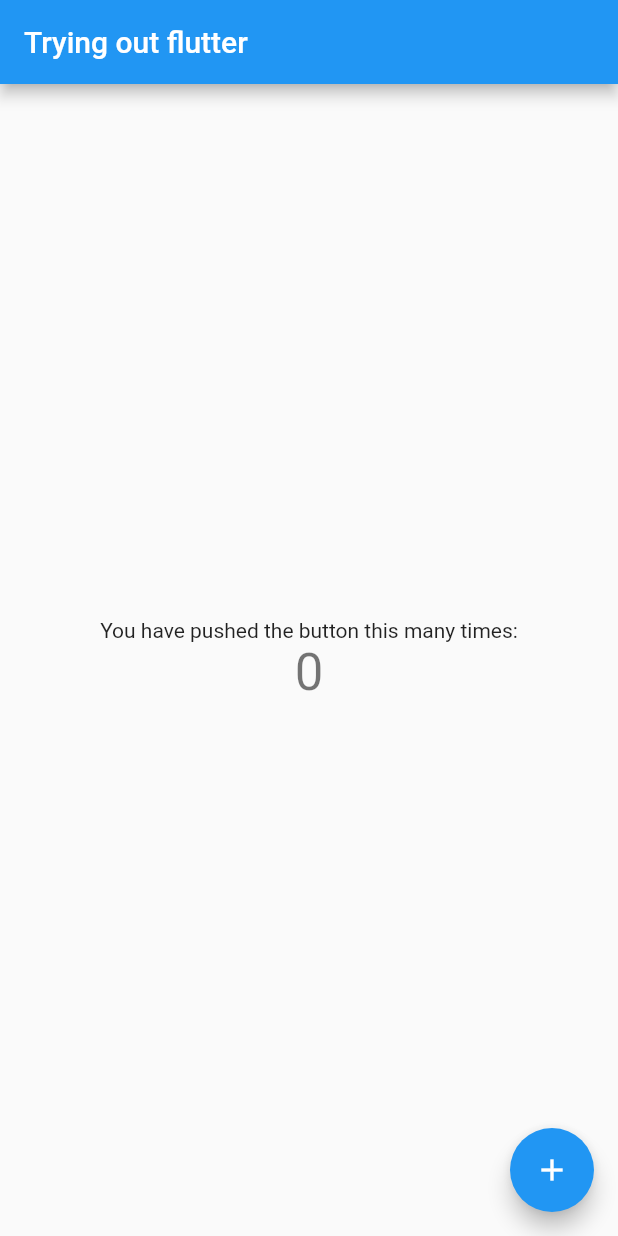
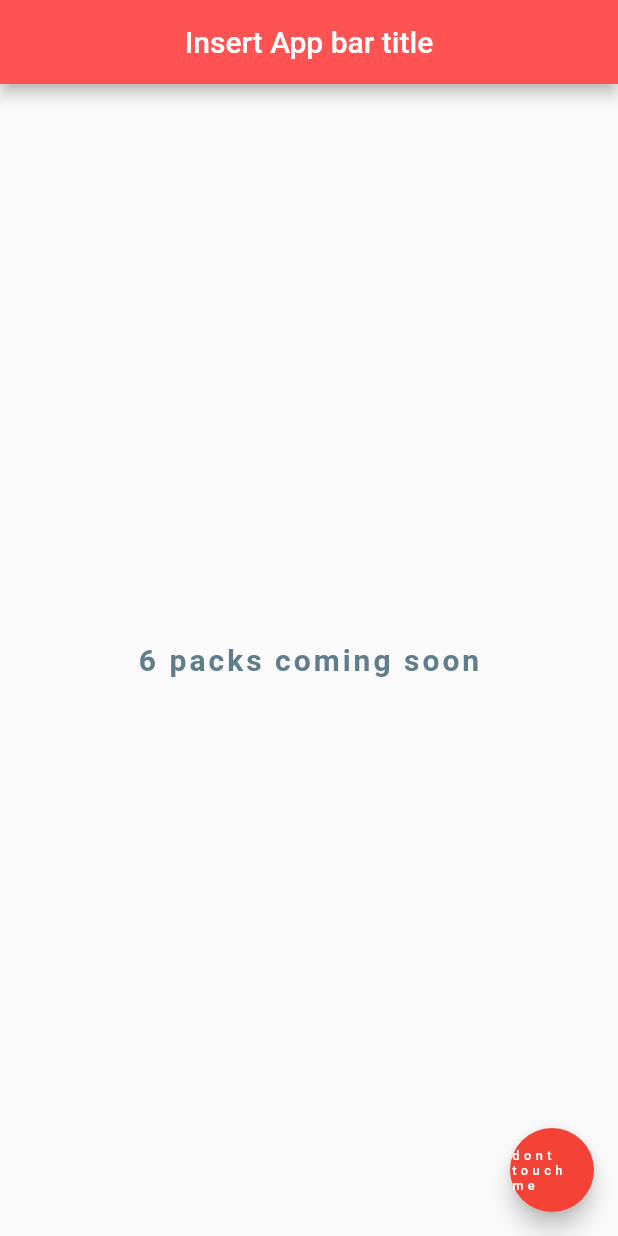
Before and after one commit to Zr1RAM/CheckingOutFlutter, a Flutter app: the screen it shows after launch, on a phone screen of 412 x 824 dp. Run offline on Flutter 3.47's test engine with Material 2 defaults, Android fonts, the phone set to English and light mode, and no system bars; Roboto replaces fonts that are missing (IndieFlower).

Commit message:
master is now og master

```diff
--- a/lib/main.dart
+++ b/lib/main.dart
@@ -1,113 +1,44 @@
+
 import 'package:flutter/material.dart';
 
 void main() {
-  runApp(MyApp());
+  runApp(MaterialApp(
+    home: Home(),
+  ));
 }
 
-class MyApp extends StatelessWidget {
-  // This widget is the root of your application.
+class Home extends StatelessWidget {
   @override
   Widget build(BuildContext context) {
-    return MaterialApp(
-      title: 'Flutter Demo',
-      theme: ThemeData(
-        // This is the theme of your application.
-        //
-        // Try running your application with "flutter run". You'll see the
-        // application has a blue toolbar. Then, without quitting the app, try
-        // changing the primarySwatch below to Colors.green and then invoke
-        // "hot reload" (press "r" in the console where you ran "flutter run",
-        // or simply save your changes to "hot reload" in a Flutter IDE).
-        // Notice that the counter didn't reset back to zero; the application
-        // is not restarted.
-        primarySwatch: Colors.blue,
+    return Scaffold(
+      appBar: AppBar(
+        title: Text('Insert App bar title'),
+        centerTitle: true,
+        backgroundColor: Colors.redAccent,
       ),
-      home: MyHomePage(title: 'Trying out flutter'),
+      body: Center(
+        child: Text(
+          '6 packs coming soon',
+          style: TextStyle(
+            fontSize: 20.0,
+            fontWeight: FontWeight.bold,
+            letterSpacing: 2.0,
+            color: Colors.blueGrey,
+            fontFamily: 'IndieFlower',
+          ),
+          ),
+      ),
+      floatingActionButton: FloatingActionButton(
+        backgroundColor: Colors.red,
+        onPressed: () {},
+        child: Text(
+          'dont touch me',
+          style: TextStyle(
+            fontSize: 8.5,
+            letterSpacing: 3.0,
+          ),
+        ),
+      ),
     );
   }
 }
-
-class MyHomePage extends StatefulWidget {
-  MyHomePage({Key key, this.title}) : super(key: key);
-
-  // This widget is the home page of your application. It is stateful, meaning
-  // that it has a State object (defined below) that contains fields that affect
-  // how it looks.
-
-  // This class is the configuration for the state. It holds the values (in this
-  // case the title) provided by the parent (in this case the App widget) and
-  // used by the build method of the State. Fields in a Widget subclass are
-  // always marked "final".
-
-  final String title;
-
-  @override
-  _MyHomePageState createState() => _MyHomePageState();
-}
-
-class _MyHomePageState extends State<MyHomePage> {
-  int _counter = 0;
-
-  void _incrementCounter() {
-    setState(() {
-      // This call to setState tells the Flutter framework that something has
-      // changed in this State, which causes it to rerun the build method below
-      // so that the display can reflect the updated values. If we changed
-      // _counter without calling setState(), then the build method would not be
-      // called again, and so nothing would appear to happen.
-      _counter++;
-    });
-  }
-
-  @override
-  Widget build(BuildContext context) {
-    // This method is rerun every time setState is called, for instance as done
-    // by the _incrementCounter method above.
-    //
-    // The Flutter framework has been optimized to make rerunning build methods
-    // fast, so that you can just rebuild anything that needs updating rather
-    // than having to individually change instances of widgets.
-    return Scaffold(
-      appBar: AppBar(
-        // Here we take the value from the MyHomePage object that was created by
-        // the App.build method, and use it to set our appbar title.
-        title: Text(widget.title),
-      ),
-      body: Center(
-        // Center is a layout widget. It takes a single child and positions it
-        // in the middle of the parent.
-        child: Column(
-          // Column is also a layout widget. It takes a list of children and
-          // arranges them vertically. By default, it sizes itself to fit its
-          // children horizontally, and tries to be as tall as its parent.
-          //
-          // Invoke "debug painting" (press "p" in the console, choose the
-          // "Toggle Debug Paint" action from the Flutter Inspector in Android
-          // Studio, or the "Toggle Debug Paint" command in Visual Studio Code)
-          // to see the wireframe for each widget.
-          //
-          // Column has various properties to control how it sizes itself and
-          // how it positions its children. Here we use mainAxisAlignment to
-          // center the children vertically; the main axis here is the vertical
-          // axis because Columns are vertical (the cross axis would be
-          // horizontal).
-          mainAxisAlignment: MainAxisAlignment.center,
-          children: <Widget>[
-            Text(
-              'You have pushed the button this many times:',
-            ),
-            Text(
-              '$_counter',
-              style: Theme.of(context).textTheme.headline4,
-            ),
-          ],
-        ),
-      ),
-      floatingActionButton: FloatingActionButton(
-        onPressed: _incrementCounter,
-        tooltip: 'Increment',
-        child: Icon(Icons.add),
-      ), // This trailing comma makes auto-formatting nicer for build methods.
-    );
-  }
-}
```
Also changed, not shown: fonts/IndieFlower-Regular.ttf (added), 1 other file.
